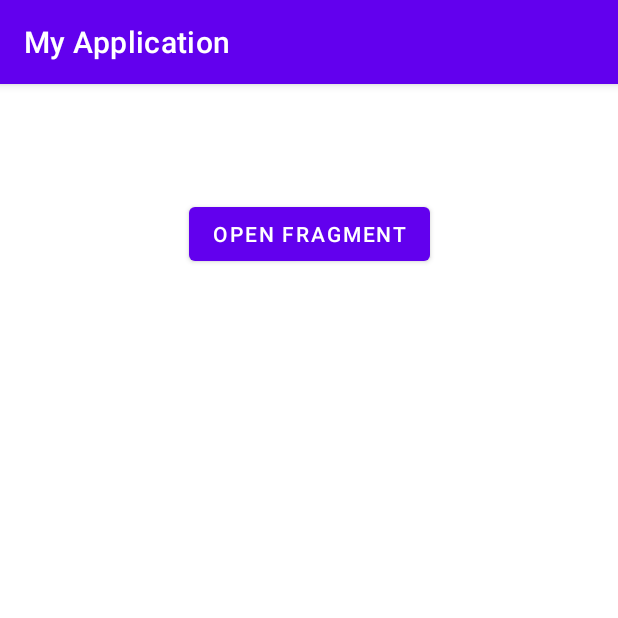
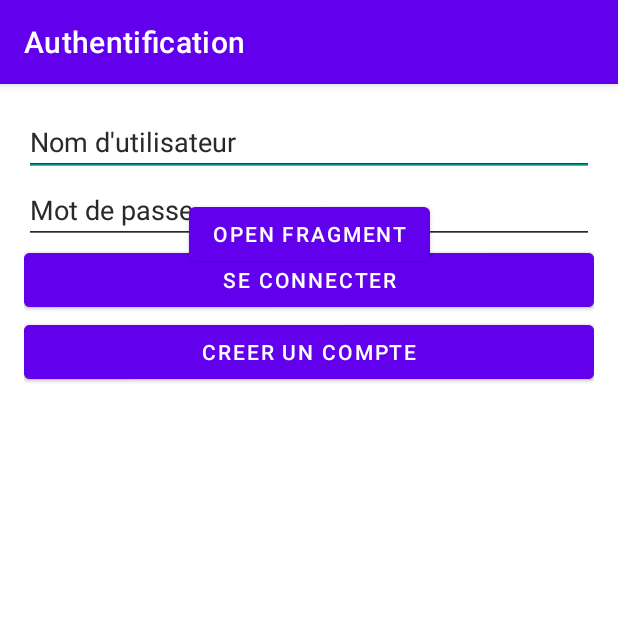
Before and after one commit to zinebeln/Hearth-Integ, an Android app: the screen it shows after launch (MainActivity), on a phone screen of 412 x 824 dp, the top half of it. Run offline under Robolectric (Android 15) with nearby library versions, the phone set to English and light mode, and no system bars; our stand-ins replace Room's generated code, navigation-ui.

Commit message:
mise en place partielle de l'authentif

```diff
--- a/app/src/main/java/com/example/myapplication/MainActivity.kt
+++ b/app/src/main/java/com/example/myapplication/MainActivity.kt
@@ -12,6 +12,9 @@ import android.widget.FrameLayout
 import androidx.lifecycle.Observer
 import androidx.lifecycle.ViewModelProvider
 import androidx.lifecycle.lifecycleScope
+import androidx.navigation.findNavController
+import androidx.navigation.ui.AppBarConfiguration
+import androidx.navigation.ui.setupActionBarWithNavController
 import com.example.myapplication.dataSource.APIDataSource
 import com.example.myapplication.domain.CardDataService
 import com.example.myapplication.model.ViewModel.CardViewModel
@@ -19,6 +22,7 @@ import com.example.myapplication.model.ViewModel.InfoViewModel
 import com.example.myapplication.domain.repository.CardsRepository
 import com.example.myapplication.factory.AllCardViewModel
 import com.example.myapplication.ui.CardFragment
+import com.example.myapplication.ui.UserFragment
 import dataBase.AppDatabase
 import kotlinx.coroutines.Dispatchers
 import kotlinx.coroutines.launch
@@ -33,9 +37,21 @@ class MainActivity : AppCompatActivity() {
         super.onCreate(savedInstanceState)
         setContentView(R.layout.activity_main)
 
+//        // Configure le composant de navigation
+        val navController = findNavController(R.id.nav_host_fragment)
+        val appBarConfiguration = AppBarConfiguration(navController.graph)
+
         val fragmentContainer = findViewById<FrameLayout>(R.id.fragmentContainer)
         val buttonOpenFragment = findViewById<Button>(R.id.buttonOpenFragment)
 
+        // Configure la barre d'action avec le composant de navigation
+        setupActionBarWithNavController(navController, appBarConfiguration)
+
+        if (savedInstanceState == null) {
+            supportFragmentManager.beginTransaction()
+                .replace(R.id.container, UserFragment())
+                .commit()
+        }
         buttonOpenFragment.setOnClickListener {
             // Remplacez le contenu du conteneur par votre fragment
             supportFragmentManager.beginTransaction()
@@ -43,39 +59,10 @@ class MainActivity : AppCompatActivity() {
                 .addToBackStack(null)
                 .commit()
         }
+    }
 
-
-
-//            val car = APIDataSource.retrofit.create(CardDataService::class.java)
-//            val repository = CardsRepository(car)
-//            val viewModelFactory = AllCardViewModel(repository)
-//            infoViewModelCard = ViewModelProvider(this, viewModelFactory).get(CardViewModel::class.java)
-//            infoViewModelCard.fetchCards2()
-
-//        infoViewModelCard.cardsList.observe(this, Observer { cards ->
-//            if (cards != null) {
-//                buttonOpenFragment.setOnClickListener {
-//                    val fragmentManager = supportFragmentManager
-//                    val fragmentTransaction = fragmentManager.beginTransaction()
-//
-//                    lifecycleScope.launch(Dispatchers.IO) {
-//                        val data = AppDatabase.getDatabase().cardDao().getCardsData2()
-//                        if (data.isEmpty()) {
-//                            Log.d("api main", "test: ${cards}")
-//                            AppDatabase.getDatabase().cardDao().insertCards(cards)
-//                        }
-//                        lifecycleScope.launch(Dispatchers.Main) {
-//                            val fragment = CardFragment.newInstance(data.firstOrNull())
-//                            fragmentTransaction.replace(R.id.fragmentContainer, fragment)
-//                            fragmentTransaction.addToBackStack(null)
-//                            fragmentTransaction.commit()
-//                        }
-//
-//                    }
-//                }
-//            }
-//        })
-
-
+    override fun onSupportNavigateUp(): Boolean {
+        val navController = findNavController(R.id.nav_host_fragment)
+        return navController.navigateUp() || super.onSupportNavigateUp()
     }
 }
--- /dev/null
+++ b/app/src/main/java/com/example/myapplication/domain/repository/DaoUser.kt
@@ -0,0 +1,16 @@
+package com.example.myapplication.domain.repository
+
+import androidx.room.Dao
+import androidx.room.Insert
+import androidx.room.Query
+import com.example.myapplication.model.User
+
+@Dao
+interface DaoUser {
+    @Insert
+    suspend fun insert(user: User)
+
+    @Query("SELECT * FROM users WHERE username = :username")
+    suspend fun getUserByUsernameT(username: String): User
+
+}
--- /dev/null
+++ b/app/src/main/java/com/example/myapplication/domain/repository/UserRepository.kt
@@ -0,0 +1,43 @@
+package com.example.myapplication.domain.repository
+
+import android.app.AlertDialog
+import com.example.myapplication.model.User
+//import kotlinx.coroutines.flow.internal.NoOpContinuation.context
+//import kotlin.coroutines.jvm.internal.CompletedContinuation.context
+
+import android.content.Context
+import androidx.core.content.ContentProviderCompat.requireContext
+import androidx.lifecycle.lifecycleScope
+import kotlinx.coroutines.Dispatchers
+import kotlinx.coroutines.launch
+import kotlinx.coroutines.withContext
+
+
+class UserRepository(private val userDao: DaoUser) {
+    suspend fun registerUser2(user: User) {
+        userDao.insert(user)
+    }
+    suspend fun registerUser(user: User) {
+        val existingUser = userDao.getUserByUsernameT(user.username)
+        if (existingUser == null) {
+            userDao.insert(user)
+        } else {
+            // Gérer le cas où le nom d'utilisateur existe déjà
+           // showUsernameExistsPopup(requireContext())
+        }
+    }
+
+     fun showUsernameExistsPopup(context : Context) {
+        val builder = AlertDialog.Builder(context)
+        builder.setTitle("Erreur d'inscription")
+            .setMessage("Le nom d'utilisateur existe déjà. Veuillez en choisir un autre.")
+            .setPositiveButton("OK") { dialog, _ ->
+                dialog.dismiss()
+            }
+            builder.show()
+    }
+
+    suspend fun getUserByUsername(username: String): User? {
+        return userDao.getUserByUsernameT(username)
+    }
+}
--- /dev/null
+++ b/app/src/main/java/com/example/myapplication/domain/repository/UserViewModelFactory.kt
@@ -0,0 +1,14 @@
+package com.example.myapplication.domain.repository
+
+import androidx.lifecycle.ViewModel
+import androidx.lifecycle.ViewModelProvider
+import com.example.myapplication.model.ViewModel.UserViewModel
+
+class UserViewModelFactory(private val userRepository: UserRepository) : ViewModelProvider.Factory {
+    override fun <T : ViewModel> create(modelClass: Class<T>): T {
+        if (modelClass.isAssignableFrom(UserViewModel::class.java)) {
+            return UserViewModel(userRepository) as T
+        }
+        throw IllegalArgumentException("Unknown ViewModel class")
+    }
+}
--- a/app/src/main/java/com/example/myapplication/model/User.kt
+++ b/app/src/main/java/com/example/myapplication/model/User.kt
@@ -1,4 +1,12 @@
 package com.example.myapplication.model
 
-class User {
-}
+import androidx.room.Entity
+import androidx.room.Index
+import androidx.room.PrimaryKey
+
+
+@Entity(tableName = "users", indices = [Index(value = ["username"], unique = true)])
+data class User(
+    @PrimaryKey val username: String,
+    val password: String
+)
--- /dev/null
+++ b/app/src/main/java/com/example/myapplication/model/ViewModel/UserViewModel.kt
@@ -0,0 +1,61 @@
+package com.example.myapplication.model.ViewModel
+
+import androidx.lifecycle.LiveData
+import androidx.lifecycle.MutableLiveData
+import androidx.lifecycle.ViewModel
+import androidx.lifecycle.viewModelScope
+import com.example.myapplication.domain.repository.CardsRepository
+import com.example.myapplication.domain.repository.DaoUser
+import com.example.myapplication.domain.repository.UserRepository
+import com.example.myapplication.model.User
+import dataBase.AppDatabase
+import kotlinx.coroutines.launch
+
+class UserViewModel (private val userRepository: UserRepository) : ViewModel()  {
+
+    private val _userLoggedIn = MutableLiveData<Boolean>()
+    val userLoggedIn: LiveData<Boolean> = _userLoggedIn
+
+
+//    val userDao = AppDatabase.getDatabase().userDao()
+//    private val userRepositoryy = UserRepository(userDao)
+
+//    @Suppress("unused")
+//    constructor() : this(UserRepository(userDao)) {
+//    }
+
+    fun registerAndLoginUser() {
+        viewModelScope.launch {
+
+            val userToRegister = User(username = "tutu", password = "mot_de_passe")
+            userRepository.registerUser(userToRegister)
+            val loggedInUser = userRepository.getUserByUsername("tutu")
+            _userLoggedIn.value = loggedInUser != null
+        }
+    }
+
+    fun register(username: String, password: String) {
+        val user = User(username = username, password = password)
+        viewModelScope.launch {
+            userRepository.registerUser(user)
+        }
+    }
+
+//    suspend fun registerUser(user: User) {
+//        val existingUser = userDao.getUserByUsernameT(user.username)
+//        if (existingUser == null) {
+//            userDao.insert(user)
+//        } else {
+//            // Gérer le cas où le nom d'utilisateur existe déjà
+//            // Vous pouvez lancer une exception, afficher un message d'erreur, etc.
+//        }
+//    }
+
+    fun login(username: String, password: String, onLoginResult: (Boolean) -> Unit) {
+        viewModelScope.launch {
+            val user = userRepository.getUserByUsername(username)
+            val isLoginSuccessful = user?.password == password
+            onLoginResult(isLoginSuccessful)
+        }
+    }
+}
--- /dev/null
+++ b/app/src/main/java/com/example/myapplication/ui/UserFragment.kt
@@ -0,0 +1,92 @@
+package com.example.myapplication.ui
+
+import android.os.Bundle
+import android.view.LayoutInflater
+import android.view.View
+import android.view.ViewGroup
+import android.widget.Button
+import android.widget.EditText
+import android.widget.Toast
+import androidx.fragment.app.Fragment
+
+import androidx.activity.viewModels
+import androidx.fragment.app.viewModels
+import androidx.lifecycle.Observer
+import androidx.lifecycle.ViewModelProvider
+import androidx.navigation.fragment.findNavController
+import com.example.myapplication.R
+import com.example.myapplication.domain.repository.UserRepository
+import com.example.myapplication.domain.repository.UserViewModelFactory
+import com.example.myapplication.model.ViewModel.UserViewModel
+import dataBase.AppDatabase
+
+
+class UserFragment : Fragment() {
+
+    private lateinit var etUsername: EditText
+    private lateinit var etPassword: EditText
+    private lateinit var btnLogin: Button
+    private lateinit var btnCreateAccount: Button
+    val userDao = AppDatabase.getDatabase().userDao()
+
+    private val authViewModel: UserViewModel by viewModels {
+        UserViewModelFactory(UserRepository(userDao))
+    }
+
+    override fun onViewCreated(view: View, savedInstanceState: Bundle?) {
+        super.onViewCreated(view, savedInstanceState)
+
+        authViewModel.userLoggedIn.observe(viewLifecycleOwner, Observer { userLoggedIn ->
+            if (userLoggedIn) {
+                Toast.makeText(requireContext(), "Utilisateur connecté avec succès", Toast.LENGTH_SHORT).show()
+            } else {
+                Toast.makeText(requireContext(), "Échec de la connexion", Toast.LENGTH_SHORT).show()
+            }
+        })
+
+        // Appeler la fonction pour créer et vérifier la connexion de l'utilisateur "tutu"
+        authViewModel.registerAndLoginUser()
+    }
+
+    override fun onCreateView(
+        inflater: LayoutInflater, container: ViewGroup?,
+        savedInstanceState: Bundle?
+    ): View? {
+        val view = inflater.inflate(R.layout.fragment_user, container, false)
+
+        etUsername = view.findViewById(R.id.etUsername)
+        etPassword = view.findViewById(R.id.etPassword)
+        btnLogin = view.findViewById(R.id.btnLogin)
+        btnCreateAccount = view.findViewById(R.id.btnCreateAccount)
+        // Supprimez la ligne suivante, car vous avez déjà déclaré authViewModel avec "by viewModels()"
+        // authViewModel = ViewModelProvider(this).get(UserViewModel::class.java)
+
+        btnLogin.setOnClickListener {
+            val username = etUsername.text.toString()
+            val password = etPassword.text.toString()
+
+            authViewModel.login(username, password) { isSuccessful ->
+                if (isSuccessful) {
+                    // La connexion a réussi, vous pouvez naviguer vers la prochaine activité ou effectuer d'autres actions
+                    Toast.makeText(requireContext(), "Connexion réussie", Toast.LENGTH_SHORT).show()
+                    // Déclenche la navigation vers une autre destination après la connexion réussie
+                    findNavController().navigate(R.id.action_userFragment_to_cardFragment)
+                } else {
+                    // La connexion a échoué, afficher un message d'erreur
+                    Toast.makeText(requireContext(), "Échec de la connexion", Toast.LENGTH_SHORT).show()
+                }
+            }
+        }
+        btnCreateAccount.setOnClickListener {
+            val username = etUsername.text.toString()
+            val password = etPassword.text.toString()
+
+            authViewModel.register(username, password)
+        }
+
+        return view
+    }
+
+
+
+}
--- a/app/src/main/java/dataBase/AppDatabase.kt
+++ b/app/src/main/java/dataBase/AppDatabase.kt
@@ -7,15 +7,17 @@ import androidx.room.Room
 import androidx.room.RoomDatabase
 import androidx.room.migration.Migration
 import androidx.sqlite.db.SupportSQLiteDatabase
-import com.example.myapplication.HearthStone
-import com.example.myapplication.domain.CardDataService
 import com.example.myapplication.domain.repository.DaoCards
+import com.example.myapplication.domain.repository.DaoUser
 import com.example.myapplication.model.Card
+import com.example.myapplication.model.User
 
 
-@Database(entities = [Card::class],  version = 2)
+@Database(entities = [Card::class, User::class],  version = 3)
+//@Database(entities = [User::class], version = 1, exportSchema = false)
 abstract class AppDatabase : RoomDatabase() {
     abstract fun cardDao(): DaoCards
+    abstract fun userDao(): DaoUser
 
     companion object {
 
@@ -27,7 +29,7 @@ abstract class AppDatabase : RoomDatabase() {
                 AppDatabase::class.java,
                 "hearth-stone"
 
-       ).addMigrations(migration1to2)
+       ).addMigrations(migration1to2, migration2to3)
                 .build()
         }
 
@@ -35,9 +37,6 @@ abstract class AppDatabase : RoomDatabase() {
             return instance ?: throw IllegalStateException("Database not initialized")
         }
 
-        fun getInstance(): AppDatabase {
-            return instance
-        }
 
         val migration1to2 = object : Migration(1, 2) {
             override fun migrate(database: SupportSQLiteDatabase) {
@@ -45,6 +44,17 @@ abstract class AppDatabase : RoomDatabase() {
                database.execSQL("ALTER TABLE Card ADD COLUMN img TEXT DEFAULT null")
             }
         }
+        val migration2to3 = object : Migration(2, 3) {
+
+            override fun migrate(database: SupportSQLiteDatabase) {
+                database.execSQL("CREATE TABLE IF NOT EXISTS users (username TEXT PRIMARY KEY NOT NULL, password TEXT NOT NULL)")
+                database.execSQL("CREATE TABLE IF NOT EXISTS users_new (username TEXT PRIMARY KEY NOT NULL, password TEXT NOT NULL)")
+                database.execSQL("INSERT INTO users_new (username, password) SELECT username, password FROM users")
+                database.execSQL("DROP TABLE IF EXISTS users")
+                database.execSQL("ALTER TABLE users_new RENAME TO users")
+
+        }
+        }
     }
 
 
--- a/app/src/main/res/layout/activity_main.xml
+++ b/app/src/main/res/layout/activity_main.xml
@@ -5,6 +5,19 @@
     android:layout_width="match_parent"
     android:layout_height="match_parent"
     tools:context=".MainActivity">
+
+    <!-- Conteneur pour le fragment de navigation -->
+    <fragment
+        android:id="@+id/nav_host_fragment"
+        android:name="androidx.navigation.fragment.NavHostFragment"
+        android:layout_width="0dp"
+        android:layout_height="0dp"
+        app:layout_constraintBottom_toBottomOf="parent"
+        app:layout_constraintEnd_toEndOf="parent"
+        app:layout_constraintStart_toStartOf="parent"
+        app:layout_constraintTop_toTopOf="parent"
+        app:defaultNavHost="true"
+        app:navGraph="@navigation/nav_graph" />
 
     <Button
         android:id="@+id/buttonOpenFragment"
@@ -17,6 +30,12 @@
         app:layout_constraintTop_toTopOf="parent" />
 
     <FrameLayout
+        xmlns:android="http://schemas.android.com/apk/res/android"
+        android:id="@+id/container"
+        android:layout_width="match_parent"
+        android:layout_height="match_parent"/>
+
+    <FrameLayout
         android:id="@+id/fragmentContainer"
         android:layout_width="416dp"
         android:layout_height="458dp"
@@ -24,6 +43,7 @@
         app:layout_constraintTop_toBottomOf="@id/buttonOpenFragment"
         tools:ignore="MissingConstraints,UnknownId"
         tools:layout_editor_absoluteX="-5dp" />
+
 
     <com.google.android.material.bottomnavigation.BottomNavigationView
         android:id="@+id/bottomNavigation"
--- /dev/null
+++ b/app/src/main/res/layout/fragment_user.xml
@@ -0,0 +1,42 @@
+<?xml version="1.0" encoding="utf-8"?>
+
+
+<LinearLayout
+    xmlns:android="http://schemas.android.com/apk/res/android"
+    xmlns:app="http://schemas.android.com/apk/res-auto"
+    xmlns:tools="http://schemas.android.com/tools"
+    android:layout_width="match_parent"
+    android:layout_height="match_parent"
+    android:orientation="vertical"
+    android:padding="16dp"
+    >
+<!--    tools:context=".UserFragment"-->
+
+
+    <EditText
+        android:id="@+id/etUsername"
+        android:layout_width="match_parent"
+        android:layout_height="wrap_content"
+        android:hint="Nom d'utilisateur"/>
+
+    <EditText
+        android:id="@+id/etPassword"
+        android:layout_width="match_parent"
+        android:layout_height="wrap_content"
+        android:inputType="textPassword"
+        android:hint="Mot de passe"/>
+
+    <Button
+        android:id="@+id/btnLogin"
+        android:layout_width="match_parent"
+        android:layout_height="wrap_content"
+        android:text="Se connecter"/>
+
+    <Button
+        android:id="@+id/btnCreateAccount"
+        android:layout_width="match_parent"
+        android:layout_height="wrap_content"
+        android:text="Creer un compte"/>
+
+
+</LinearLayout>
--- /dev/null
+++ b/app/src/main/res/navigation/nav_graph.xml
@@ -0,0 +1,36 @@
+<?xml version="1.0" encoding="utf-8"?>
+<!--<navigation xmlns:android="http://schemas.android.com/apk/res/android"-->
+<!--    xmlns:app="http://schemas.android.com/apk/res-auto"-->
+<!--    android:id="@+id/nav_graph.xml">-->
+
+
+
+
+<!--</navigation>-->
+
+
+<navigation xmlns:android="http://schemas.android.com/apk/res/android"
+    xmlns:app="http://schemas.android.com/apk/res-auto"
+    xmlns:tools="http://schemas.android.com/tools"
+    android:id="@+id/nav_graph"
+    app:startDestination="@id/userFragment">
+
+    <fragment
+        android:id="@+id/userFragment"
+        android:name="com.example.myapplication.ui.UserFragment"
+        android:label="Authentification"
+        tools:layout="@layout/fragment_user" />
+
+    <fragment
+        android:id="@+id/cardFragment"
+        android:name="com.example.myapplication.ui.CardFragment"
+        android:label="Accueil"
+        tools:layout="@layout/fragment_card" />
+
+    <action
+        android:id="@+id/action_userFragment_to_cardFragment"
+        app:destination="@id/cardFragment" />
+
+    <!-- Ajoutez d'autres destinations de navigation si nécessaire -->
+
+</navigation>
```
Also changed, not shown: app/build.gradle (+17 -11 lines).
